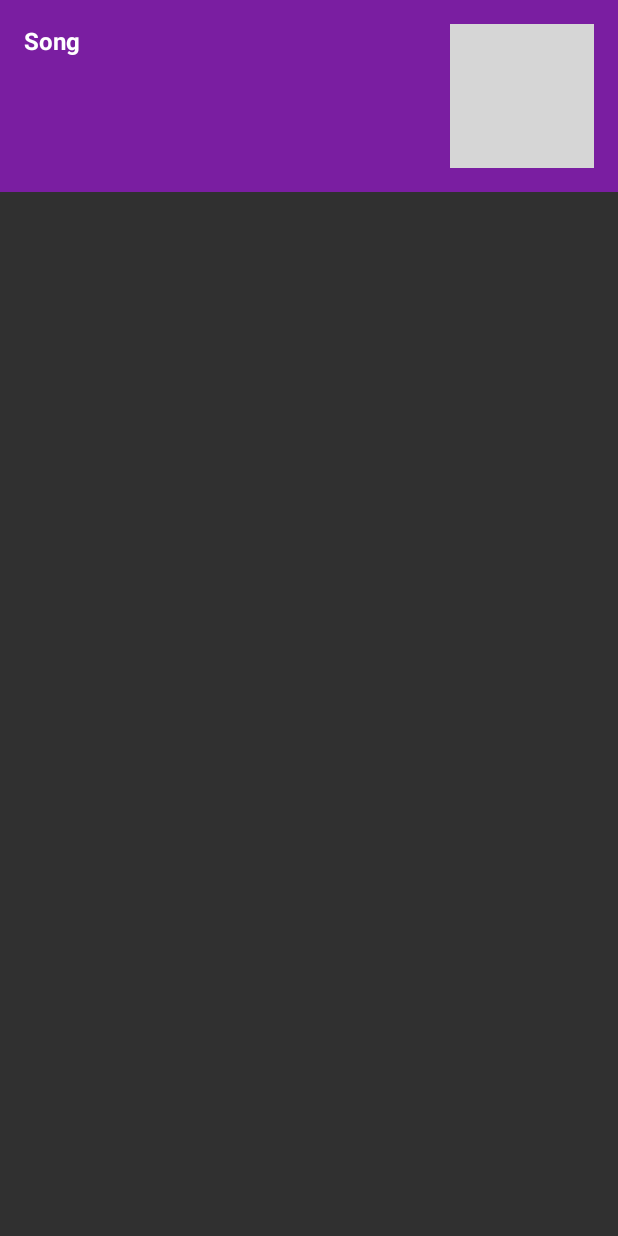
After one commit to meomunm/AmazingMP3, an Android app: the layout notification_layout.xml on its own in the app's theme, with its tools: preview values and no code run, on a phone screen of 412 x 824 dp. The commit adds this screen. Run offline under Robolectric (Android 15) with nearby library versions, the phone set to English and light mode, and no system bars; grey boxes are pictures that could not be loaded.

Commit message:
Add notification with BroadcastReceive

```diff
--- a/ZingMP3/app/src/main/res/layout/content_scrolling.xml
+++ b/ZingMP3/app/src/main/res/layout/content_scrolling.xml
@@ -3,8 +3,9 @@
     xmlns:app="http://schemas.android.com/apk/res-auto"
     xmlns:tools="http://schemas.android.com/tools"
     android:layout_width="match_parent"
-    android:layout_height="match_parent"
+    android:layout_height="wrap_content"
     android:padding="16dp"
+    android:clickable="true"
     app:layout_behavior="@string/appbar_scrolling_view_behavior"
     tools:showIn="@layout/fragment_topsong">
 
--- a/ZingMP3/app/src/main/res/layout/fragment_topsong.xml
+++ b/ZingMP3/app/src/main/res/layout/fragment_topsong.xml
@@ -19,6 +19,7 @@
             android:layout_height="match_parent"
             android:fitsSystemWindows="true"
             app:contentScrim="?attr/colorPrimary"
+            android:clickable="true"
             app:layout_scrollFlags="scroll|exitUntilCollapsed">
 
             <ImageView
--- /dev/null
+++ b/ZingMP3/app/src/main/res/layout/notification_layout.xml
@@ -0,0 +1,40 @@
+<?xml version="1.0" encoding="utf-8"?>
+<RelativeLayout xmlns:android="http://schemas.android.com/apk/res/android"
+    android:layout_width="wrap_content"
+    android:layout_height="wrap_content"
+    android:background="@color/colorPrimary"
+    android:orientation="vertical"
+    android:padding="16dp">
+
+    <ImageView
+        android:id="@+id/iv_song_noti"
+        android:layout_width="wrap_content"
+        android:layout_height="wrap_content"
+        android:layout_alignParentEnd="true"
+        android:src="@drawable/exo_controls_pause" />
+
+    <TextView
+        android:id="@+id/tv_song_noti"
+        android:layout_width="match_parent"
+        android:layout_height="wrap_content"
+        android:layout_marginEnd="16dp"
+        android:layout_toLeftOf="@id/iv_song_noti"
+        android:text="Song"
+        android:textColor="#ffffff"
+        android:textSize="16sp"
+        android:textStyle="bold" />
+
+    <!--<TextView-->
+        <!--android:id="@+id/tv_artist_noti"-->
+        <!--android:layout_width="match_parent"-->
+        <!--android:layout_height="wrap_content"-->
+        <!--android:layout_marginEnd="16dp"-->
+        <!--android:layout_toLeftOf="@id/iv_song_noti"-->
+        <!--android:layout_alignBottom="@+id/tv_song_noti"-->
+        <!--android:text="Song"-->
+        <!--android:textColor="#ffffff"-->
+        <!--android:textSize="16sp"-->
+        <!--android:textStyle="bold" />-->
+
+
+</RelativeLayout>
```
Also changed, not shown: ZingMP3/app/src/main/AndroidManifest.xml (+7 -1 lines), ZingMP3/app/src/main/java/techkids/vn/zingmp3/fragments/TopSongFragment.java (+11 -8 lines), ZingMP3/app/src/main/java/techkids/vn/zingmp3/managers/MusicManager.java (+47 -4 lines), ZingMP3/app/src/main/java/techkids/vn/zingmp3/services/Constants.java (added, +9 -0 lines), ZingMP3/app/src/main/java/techkids/vn/zingmp3/services/PlayMusicNotification.java (added, +82 -0 lines), ZingMP3/app/src/main/java/techkids/vn/zingmp3/utils/Utils.java (added, +15 -0 lines).
